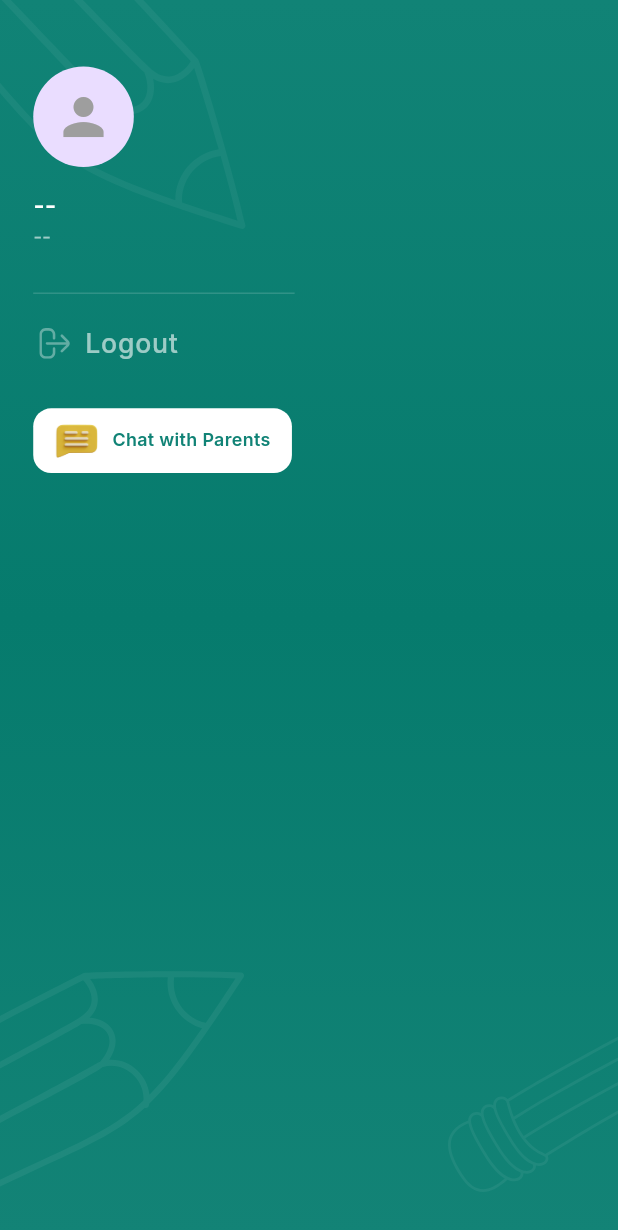
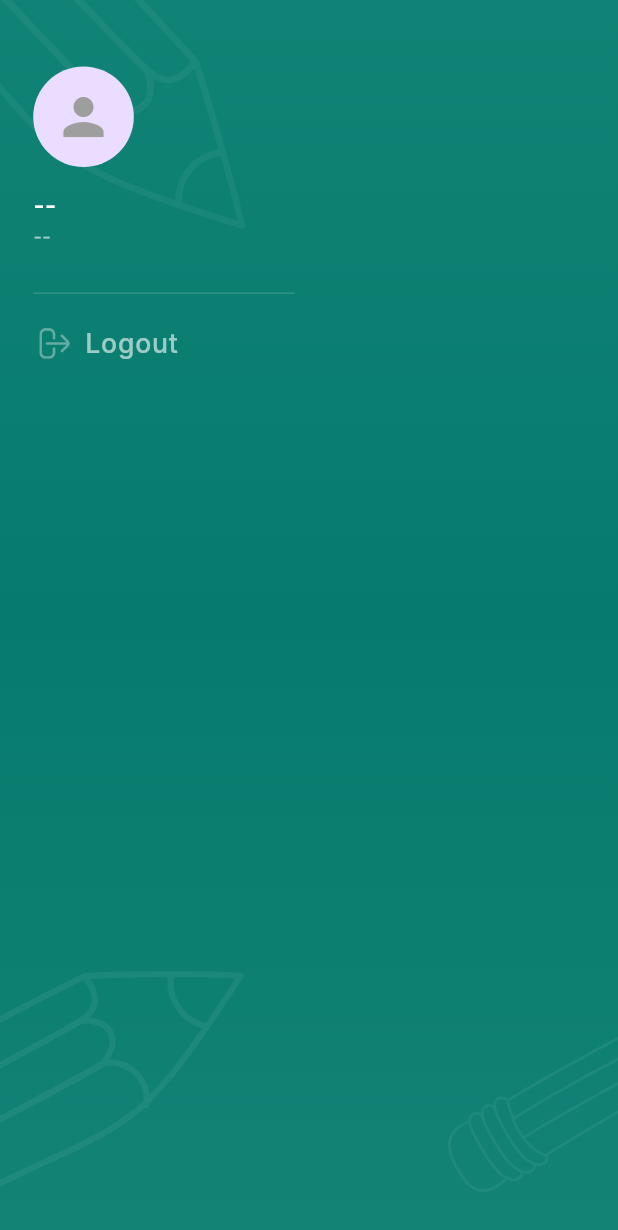
Before and after one commit to NithinNelson/TeacherApp, a Flutter app: the MenuScreen screen opened directly, on a phone screen of 412 x 824 dp. Shown: the top 1230 px of the screen. Run offline on Flutter 3.47's test engine with Material 3 defaults, Android fonts, the phone set to English and light mode, and no system bars; drawn by our look-alikes of cached_network_image, loader_overlay, text_scroll; our stand-ins replace animated_text_kit, audioplayers, badges, camera, connectivity_plus, easy_date_timeline and 27 more; missing offline and left inert: alarm, dart:ffi, mobile_scanner, record; accounts and stored records are empty; network calls fail; project files that could hold a hidden picture were left out.

Commit message:
hide chat button

```diff
--- a/lib/View/Menu/menu_page.dart
+++ b/lib/View/Menu/menu_page.dart
@@ -256,44 +256,44 @@ class _MenuScreenState extends State<MenuScreen> {
                           icon: "assets/images/logout.svg", title: 'Logout'),
                     ),
                     SizedBox(height: 20.w),
-                    InkWell(
-                      onTap: () {
-                        ZoomDrawer.of(context)?.toggle();
-                        pageIndexController.changePage(currentPage: 2);
-                      },
-                      child: Container(
-                        width: 180.w,
-                        height: 45.w,
-                        decoration: BoxDecoration(
-                          color: Colors.white,
-                          borderRadius: BorderRadius.circular(12),
-                        ),
-                        child: Center(
-                          child: Row(
-                            mainAxisSize: MainAxisSize.min,
-                            children: [
-                              Image.asset(
-                                'assets/images/newchat.png',
-                                width: 30.w,
-                                fit: BoxFit.fitWidth,
-                              ),
-                              SizedBox(width: 10.w),
-                              SizedBox(
-                                width: 110.w,
-                                height: 40.w,
-                                child: FittedBox(
-                                  child: Text(
-                                    'Chat with Parents',
-                                    style:
-                                        TeacherAppFonts.interW600_14sp_letters1,
-                                  ),
-                                ),
-                              ),
-                            ],
-                          ),
-                        ),
-                      ),
-                    ),
+                    // InkWell(
+                    //   onTap: () {
+                    //     ZoomDrawer.of(context)?.toggle();
+                    //     pageIndexController.changePage(currentPage: 2);
+                    //   },
+                    //   child: Container(
+                    //     width: 180.w,
+                    //     height: 45.w,
+                    //     decoration: BoxDecoration(
+                    //       color: Colors.white,
+                    //       borderRadius: BorderRadius.circular(12),
+                    //     ),
+                    //     child: Center(
+                    //       child: Row(
+                    //         mainAxisSize: MainAxisSize.min,
+                    //         children: [
+                    //           Image.asset(
+                    //             'assets/images/newchat.png',
+                    //             width: 30.w,
+                    //             fit: BoxFit.fitWidth,
+                    //           ),
+                    //           SizedBox(width: 10.w),
+                    //           SizedBox(
+                    //             width: 110.w,
+                    //             height: 40.w,
+                    //             child: FittedBox(
+                    //               child: Text(
+                    //                 'Chat with Parents',
+                    //                 style:
+                    //                     TeacherAppFonts.interW600_14sp_letters1,
+                    //               ),
+                    //             ),
+                    //           ),
+                    //         ],
+                    //       ),
+                    //     ),
+                    //   ),
+                    // ),
 
                   ],
                 ),
```
